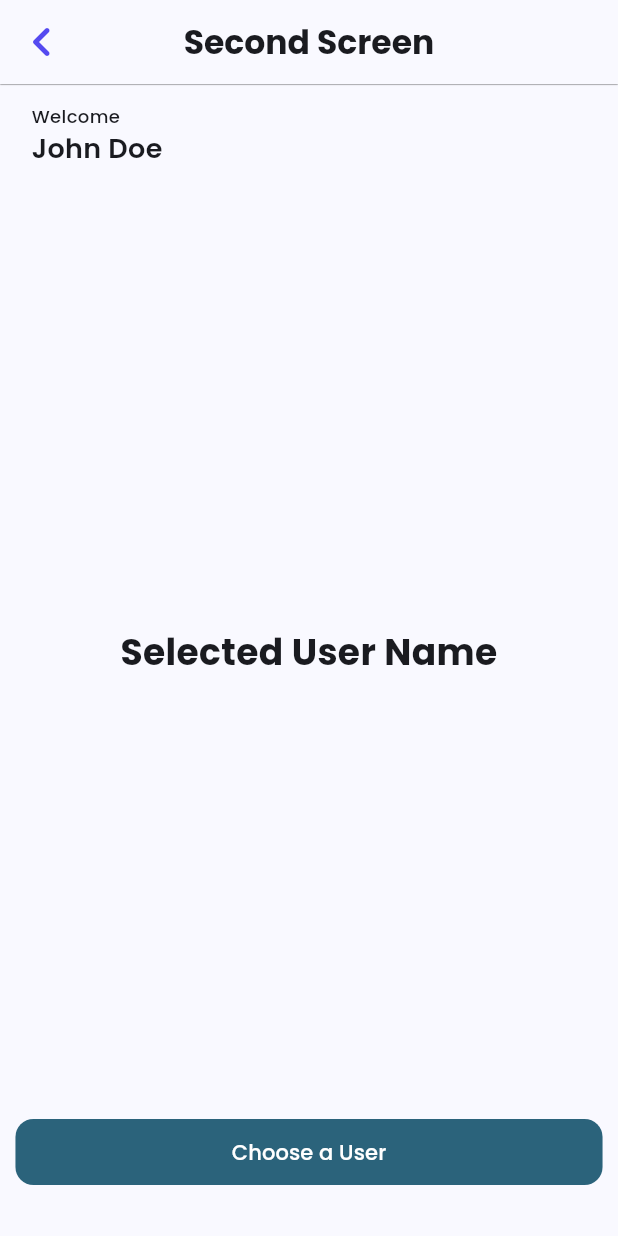
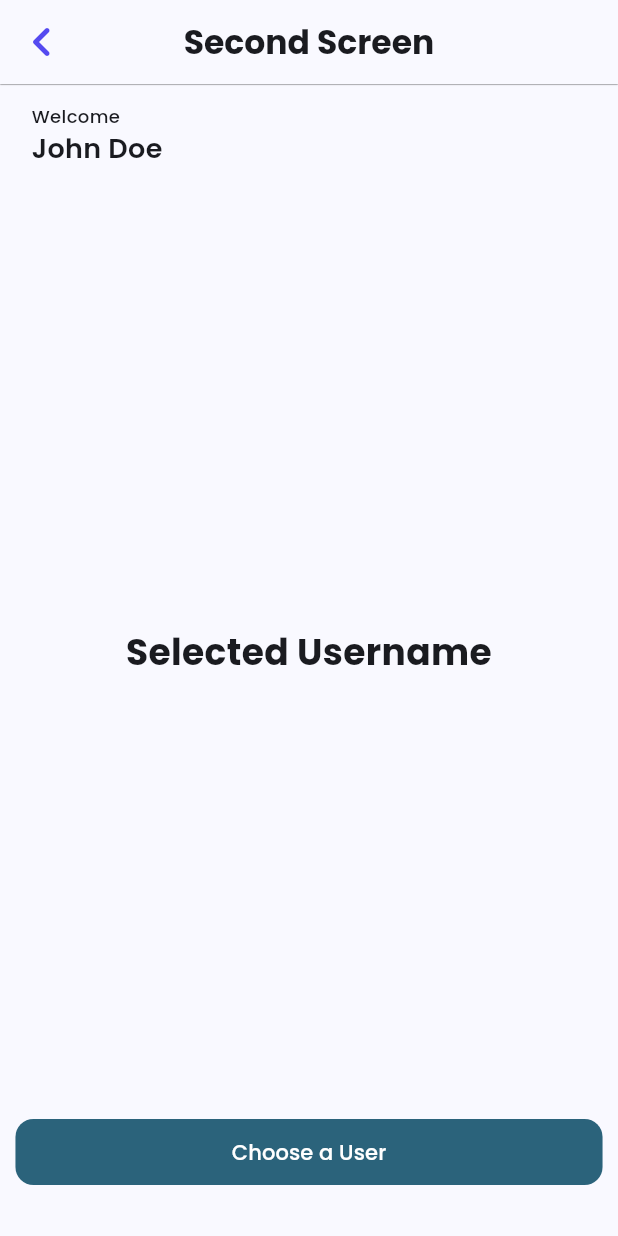
Before and after one commit to rafiadipramana/pretest_km_suitmedia, a Flutter app: the screen it shows after launch, after a tap on "NEXT", on a phone screen of 412 x 824 dp. Run offline on Flutter 3.47's test engine with Material 2 defaults, Android fonts, the phone set to English and light mode, and no system bars; our stand-ins replace google_fonts; network calls fail.

Commit message:
second commit

```diff
--- a/lib/main.dart
+++ b/lib/main.dart
@@ -2,6 +2,7 @@ import 'package:flutter/material.dart';
 import 'package:google_fonts/google_fonts.dart';
 import 'package:pretest_km_suitmedia/constant/color.dart';
 import 'package:pretest_km_suitmedia/screens/second_page.dart';
+import 'package:pretest_km_suitmedia/screens/third_page.dart';
 
 void main() {
   runApp(const MyApp());
@@ -18,7 +19,11 @@ class MyApp extends StatelessWidget {
         colorScheme: ColorScheme.fromSeed(seedColor: Colors.blueAccent),
         useMaterial3: true,
       ),
-      home: const MyHomePage(),
+      routes: {
+        '/': (context) => MyHomePage(),
+        SecondPage.routeName: (context) => SecondPage(),
+        ThirdPage.routeName: (context) => ThirdPage(),
+      },
       debugShowCheckedModeBanner: false,
     );
   }
@@ -219,11 +224,10 @@ class _MyHomePageState extends State<MyHomePage> {
                               ),
                             ),
                             onPressed: () {
-                              Navigator.push(
-                                  context,
-                                  MaterialPageRoute(
-                                      builder: (context) => SecondPage(
-                                          userName: _usernameController.text)));
+                              Navigator.pushNamed(context, SecondPage.routeName,
+                                  arguments: {
+                                    'username': _usernameController.text
+                                  });
                             },
                             child: Padding(
                               padding: const EdgeInsets.symmetric(vertical: 12),
--- a/lib/screens/second_page.dart
+++ b/lib/screens/second_page.dart
@@ -4,12 +4,13 @@ import 'package:pretest_km_suitmedia/constant/color.dart';
 import 'package:pretest_km_suitmedia/screens/third_page.dart';
 
 class SecondPage extends StatelessWidget {
-  String userName = "";
+  static const routeName = '/second-page';
 
-  SecondPage({super.key, required this.userName});
+  SecondPage({super.key});
 
   @override
   Widget build(BuildContext context) {
+    final args = ModalRoute.of(context)!.settings.arguments as Map;
     return Scaffold(
       appBar: PreferredSize(
         preferredSize: const Size.fromHeight(kToolbarHeight),
@@ -56,7 +57,7 @@ class SecondPage extends StatelessWidget {
                         fontSize: 12, fontWeight: FontWeight.w500),
                   ),
                   Text(
-                    userName != '' ? userName : "John Doe",
+                    args["username"] != '' ? args["username"] : "John Doe",
                     style: GoogleFonts.poppins(
                         fontSize: 18, fontWeight: FontWeight.w600),
                   ),
@@ -64,7 +65,9 @@ class SecondPage extends StatelessWidget {
               ),
             ),
             Text(
-              'Selected User Name',
+              (args["selectedUsername"] != null)
+                  ? args["selectedUsername"].toString()
+                  : 'Selected Username',
               textAlign: TextAlign.center,
               style: GoogleFonts.poppins(
                   fontSize: 24, fontWeight: FontWeight.w700),
@@ -81,8 +84,8 @@ class SecondPage extends StatelessWidget {
                     ),
                   ),
                   onPressed: () {
-                    Navigator.push(context,
-                        MaterialPageRoute(builder: (context) => ThirdPage()));
+                    Navigator.pushNamed(context, ThirdPage.routeName,
+                        arguments: {'username': args['username']});
                   },
                   child: Padding(
                     padding: const EdgeInsets.symmetric(vertical: 12),
```
Also changed, not shown: lib/screens/third_page.dart (+21 -12 lines).
